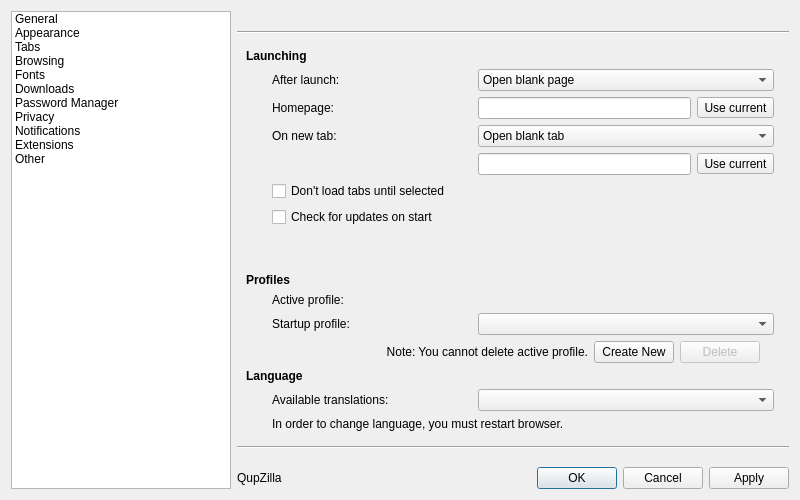
Qt form src/lib/preferences/preferences.ui (QupZilla/qupzilla) before a commit.
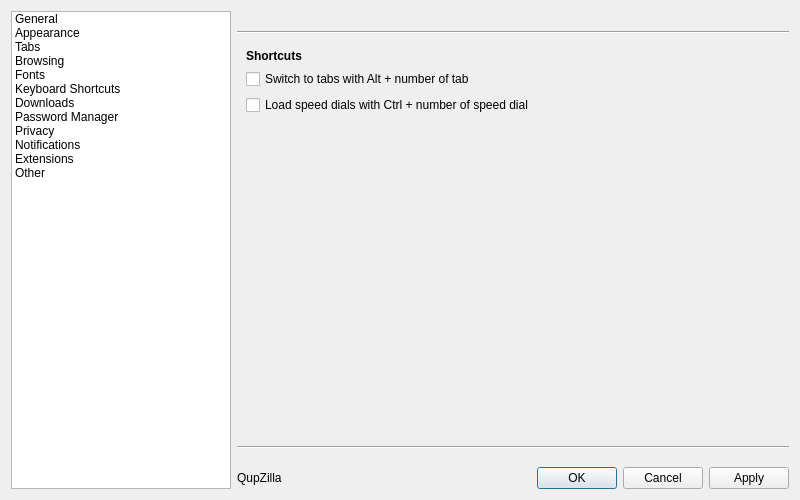
The same form after that commit.

Commit message:
Added option to disable Alt/Ctrl + numbers shortcuts
Closes #647

The edit to the form file:
```diff
--- a/src/lib/preferences/preferences.ui
+++ b/src/lib/preferences/preferences.ui
@@ -117,6 +117,11 @@
        <string>Fonts</string>
       </property>
      </item>
+     <item>
+      <property name="text">
+       <string>Keyboard Shortcuts</string>
+      </property>
+     </item>
      <item>
       <property name="text">
        <string>Downloads</string>
@@ -155,7 +160,7 @@
       <enum>Qt::NoFocus</enum>
      </property>
      <property name="currentIndex">
-      <number>0</number>
+      <number>5</number>
      </property>
      <widget class="QWidget" name="stackedWidgetPage1">
       <layout class="QGridLayout" name="gridLayout_6">
@@ -1705,6 +1710,44 @@
        </item>
       </layout>
      </widget>
+     <widget class="QWidget" name="page_4">
+      <layout class="QGridLayout" name="gridLayout">
+       <item row="0" column="0">
+        <widget class="QLabel" name="label_13">
+         <property name="text">
+          <string>&lt;b&gt;Shortcuts&lt;/b&gt;</string>
+         </property>
+        </widget>
+       </item>
+       <item row="3" column="0">
+        <spacer name="verticalSpacer_13">
+         <property name="orientation">
+          <enum>Qt::Vertical</enum>
+         </property>
+         <property name="sizeHint" stdset="0">
+          <size>
+           <width>20</width>
+           <height>40</height>
+          </size>
+         </property>
+        </spacer>
+       </item>
+       <item row="1" column="0">
+        <widget class="QCheckBox" name="switchTabsAlt">
+         <property name="text">
+          <string>Switch to tabs with Alt + number of tab</string>
+         </property>
+        </widget>
+       </item>
+       <item row="2" column="0">
+        <widget class="QCheckBox" name="loadSpeedDialsCtrl">
+         <property name="text">
+          <string>Load speed dials with Ctrl + number of speed dial</string>
+         </property>
+        </widget>
+       </item>
+      </layout>
+     </widget>
      <widget class="QWidget" name="downloadPage">
       <layout class="QGridLayout" name="gridLayout_10">
        <item row="0" column="0" colspan="4">
```
The commit also changes 7 other files.
